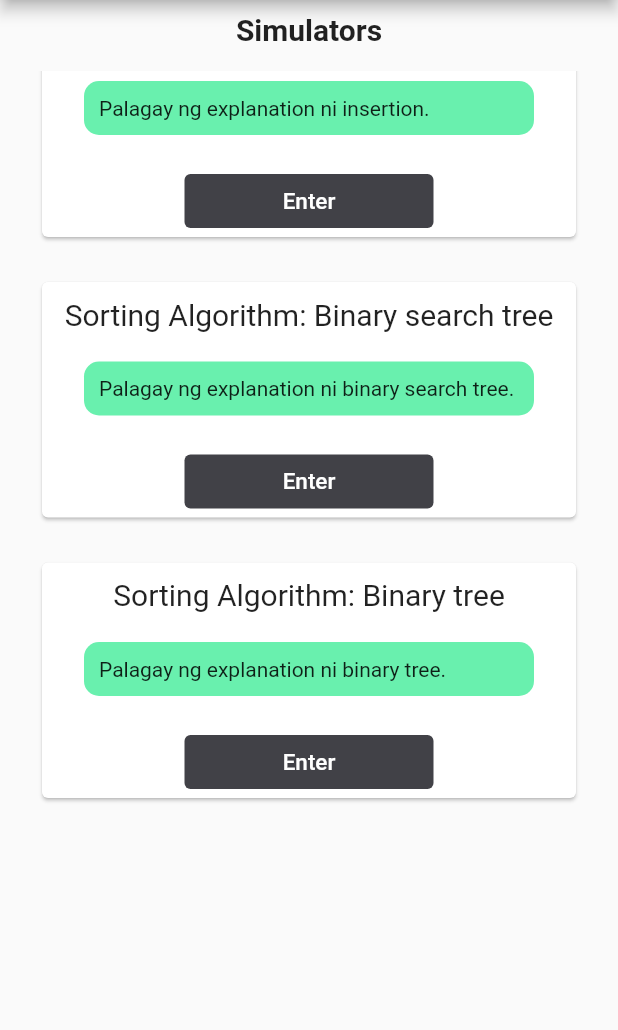
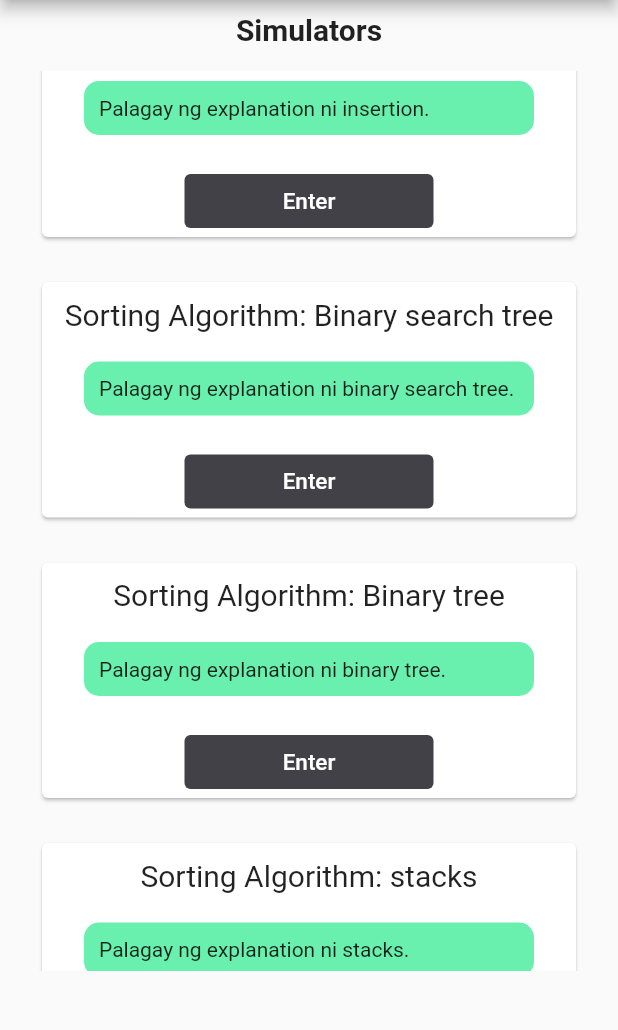
Before and after one commit to sipelepis/Hello_World, a Flutter app: the simPage screen opened directly, scrolled down 435 dp, on a phone screen of 412 x 824 dp, the part 84-1114 px from its top. Run offline on Flutter 3.47's test engine with Material 3 defaults, Android fonts, the phone set to English and light mode, and no system bars.

Commit message:
Created stacks

```diff
--- a/lib/simulator.dart
+++ b/lib/simulator.dart
@@ -4,6 +4,7 @@ import 'package:flutterapp/insertion.dart';
 import 'package:flutterapp/merge.dart';
 import 'package:flutterapp/binary.dart';
 import 'package:flutterapp/binary_search_tree.dart';
+import 'package:flutterapp/stacks.dart';
 
 
 class simPage extends StatefulWidget {
@@ -15,7 +16,7 @@ class simPage extends StatefulWidget {
 
 class _simPageState extends State<simPage> {
   // Constants for the heights of the first ListView in portrait and landscape orientations
-  static const double _portraitListViewHeight = 500;
+  static const double _portraitListViewHeight = 600;
   static const double _landscapeListViewHeight = 200;
 
   @override
@@ -44,7 +45,7 @@ class _simPageState extends State<simPage> {
                     scrollDirection: orientation == Orientation.portrait
                         ? Axis.vertical
                         : Axis.horizontal,
-                    itemCount: 5, // Adjust the item count as needed
+                    itemCount: 6, // Adjust the item count as needed
                     itemBuilder: (context, index) {
                       return Padding(
                         padding: const EdgeInsets.symmetric(horizontal: 8.0),
@@ -76,6 +77,7 @@ class _simPageState extends State<simPage> {
       insertion(),
       binary_search(),
       binary_tree(),
+      stacks(),
     ];
 
     return simulators[index];
@@ -414,3 +416,70 @@ class _binary_treeState extends State<binary_tree> {
       );
   }
 }
+
+
+class stacks extends StatefulWidget {
+  const stacks({super.key});
+
+  @override
+  State<stacks> createState() => _stacksState();
+}
+
+class _stacksState extends State<stacks> {
+  String text =
+      "Palagay ng explanation ni stacks.";
+
+  void click() {
+    Navigator.push(context, MaterialPageRoute(builder: (context) => StacksPage()));
+  }
+
+  @override
+  Widget build(BuildContext context) {
+    return Card(
+        margin: EdgeInsets.fromLTRB(20, 15, 20, 15),
+        child: Column(
+          children: <Widget>[
+            Padding(
+              padding: EdgeInsets.fromLTRB(0, 10, 0, 0), // Adjust the value as needed
+              child: Text(
+                "Sorting Algorithm: stacks",
+                style: TextStyle(fontSize: 20),
+                textAlign: TextAlign.center,
+              ),
+            ),
+            Container(
+              width: 300,
+              margin: const EdgeInsets.fromLTRB(0, 20, 0, 20),
+              padding: EdgeInsets.fromLTRB(10, 10, 10, 10),
+              decoration: BoxDecoration(
+                  borderRadius: BorderRadius.circular(10),
+                  color: Colors.greenAccent),
+              child: Text(
+                text,
+                style: TextStyle(fontSize: 14),
+              ),
+            ),
+            TextButton(
+              style: ButtonStyle(
+                backgroundColor: MaterialStateProperty.all<Color>(
+                    Color.fromARGB(255, 65, 65, 71)),
+                foregroundColor: MaterialStateProperty.all<Color>(
+                    const Color.fromARGB(255, 255, 255, 255)),
+              ),
+
+              onPressed: this.click,
+              child: Container(
+                child: Text(
+                  'Enter',
+                  style: TextStyle(fontSize: 15),
+                ),
+                width: 150,
+                padding: EdgeInsets.symmetric(horizontal: 16),
+                alignment: Alignment.center,
+              ),
+            ),
+          ],
+        )
+      );
+  }
+}
```
Also changed, not shown: lib/stacks.dart (added, +211 -0 lines).
